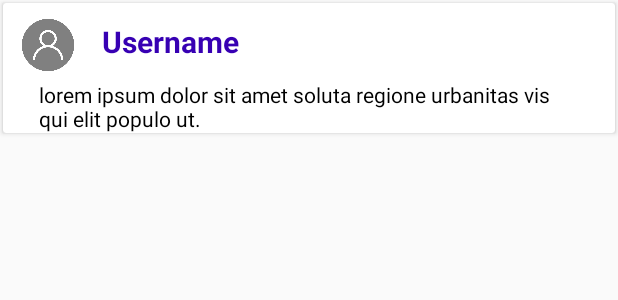
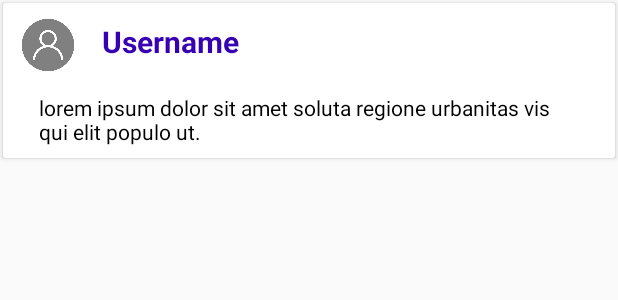
Before and after one commit to saisukesh04/Memoria, an Android app: the layout comments_card.xml on its own in the app's theme, with its tools: preview values and no code run, on a phone screen of 412 x 824 dp. Shown: the top 300 px of the screen. Run offline under Robolectric (Android 15) with nearby library versions, the phone set to English and light mode, and no system bars.

Commit message:
Completed comments section

```diff
--- a/app/src/main/AndroidManifest.xml
+++ b/app/src/main/AndroidManifest.xml
@@ -18,7 +18,7 @@
 
         <meta-data
             android:name="com.google.android.gms.ads.APPLICATION_ID"
-            android:value="ca-app-pub-xxxxxxxxxxxxxxxx~xxxxxxxxxx"/>
+            android:value="ca-app-pub-5473683288487639~1224282993" />
 
         <activity android:name=".newMemory.StoreMemory" />
         <activity android:name=".newMemory.NewMemoryActivity" />
--- a/app/src/main/res/layout/comments_card.xml
+++ b/app/src/main/res/layout/comments_card.xml
@@ -14,8 +14,8 @@
 
         <de.hdodenhof.circleimageview.CircleImageView
             android:id="@+id/userDpCom"
-            android:layout_width="40dp"
-            android:layout_height="40dp"
+            android:layout_width="@dimen/comment_photo"
+            android:layout_height="@dimen/comment_photo"
             android:layout_marginStart="10dp"
             android:layout_marginTop="8dp"
             android:src="@drawable/default_profile"
@@ -30,7 +30,7 @@
             android:layout_marginStart="16dp"
             android:layout_marginTop="12dp"
             android:text="@string/username"
-            android:textSize="20sp"
+            android:textSize="@dimen/comment_username"
             android:textStyle="bold"
             android:textColor="@color/colorPrimaryDark"
             app:layout_constraintStart_toEndOf="@+id/userDpCom"
@@ -44,11 +44,13 @@
             android:layout_marginStart="24dp"
             android:layout_marginTop="12dp"
             android:layout_marginEnd="24dp"
+            android:paddingBottom="8dp"
             android:text="@string/default_text"
             android:textColor="@color/Black"
+            android:textSize="@dimen/comment_size"
             app:layout_constraintEnd_toEndOf="parent"
             app:layout_constraintStart_toStartOf="parent"
-            app:layout_constraintTop_toBottomOf="@+id/usernameCom" />
+            app:layout_constraintTop_toBottomOf="@+id/userDpCom" />
 
     </androidx.constraintlayout.widget.ConstraintLayout>
 
--- a/app/src/main/res/layout/memory_card.xml
+++ b/app/src/main/res/layout/memory_card.xml
@@ -69,8 +69,7 @@
                 android:layout_width="match_parent"
                 android:layout_height="match_parent"
                 android:background="#FFFFFF"
-                android:visibility="gone"
-                android:scaleType="centerCrop" />
+                android:visibility="gone" />
 
             <com.google.android.exoplayer2.ui.SimpleExoPlayerView
                 android:id="@+id/memoryVideo"
--- a/app/src/main/res/values-sw600dp/dimens.xml
+++ b/app/src/main/res/values-sw600dp/dimens.xml
@@ -3,4 +3,7 @@
     <dimen name="profile_image_size">90dp</dimen>
     <dimen name="layout_height">300dp</dimen>
 
+    <dimen name="comment_size">17sp</dimen>
+    <dimen name="comment_photo">55dp</dimen>
+    <dimen name="comment_username">24dp</dimen>
 </resources>
--- a/app/src/main/res/values/dimens.xml
+++ b/app/src/main/res/values/dimens.xml
@@ -9,4 +9,8 @@
     <dimen name="recycler_margin">8dp</dimen>
     <dimen name="profile_image_size">64dp</dimen>
     <dimen name="layout_height">200dp</dimen>
+
+    <dimen name="comment_size">14sp</dimen>
+    <dimen name="comment_photo">40dp</dimen>
+    <dimen name="comment_username">20sp</dimen>
 </resources>
```
Also changed, not shown: app/src/main/java/com/example/memoria/loadMemory/CommentsAdapter.java (+24 -0 lines), app/src/main/java/com/example/memoria/loadMemory/PostAdapter.java (+14 -0 lines).
